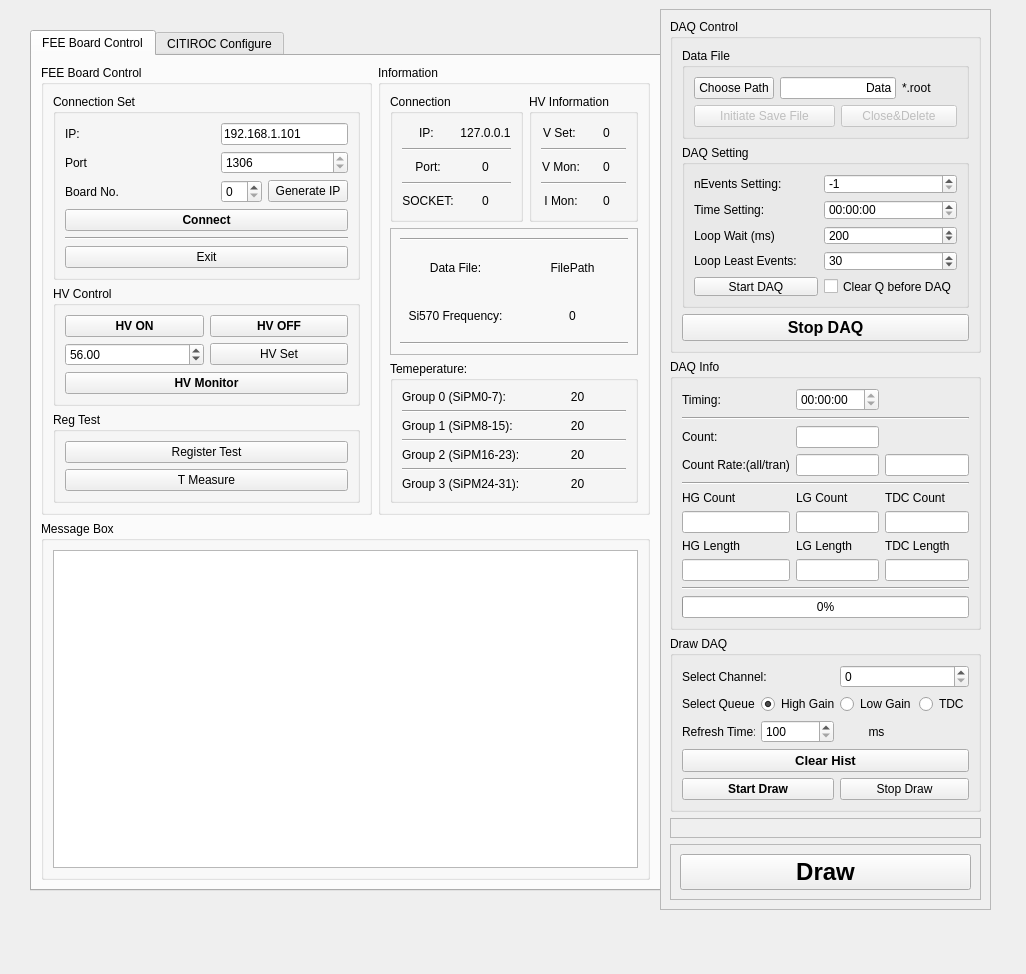
First picture: the form in src/FEEControlWidget.ui, repository HelloUSTC114/FEEBoardGUI, before the edit.
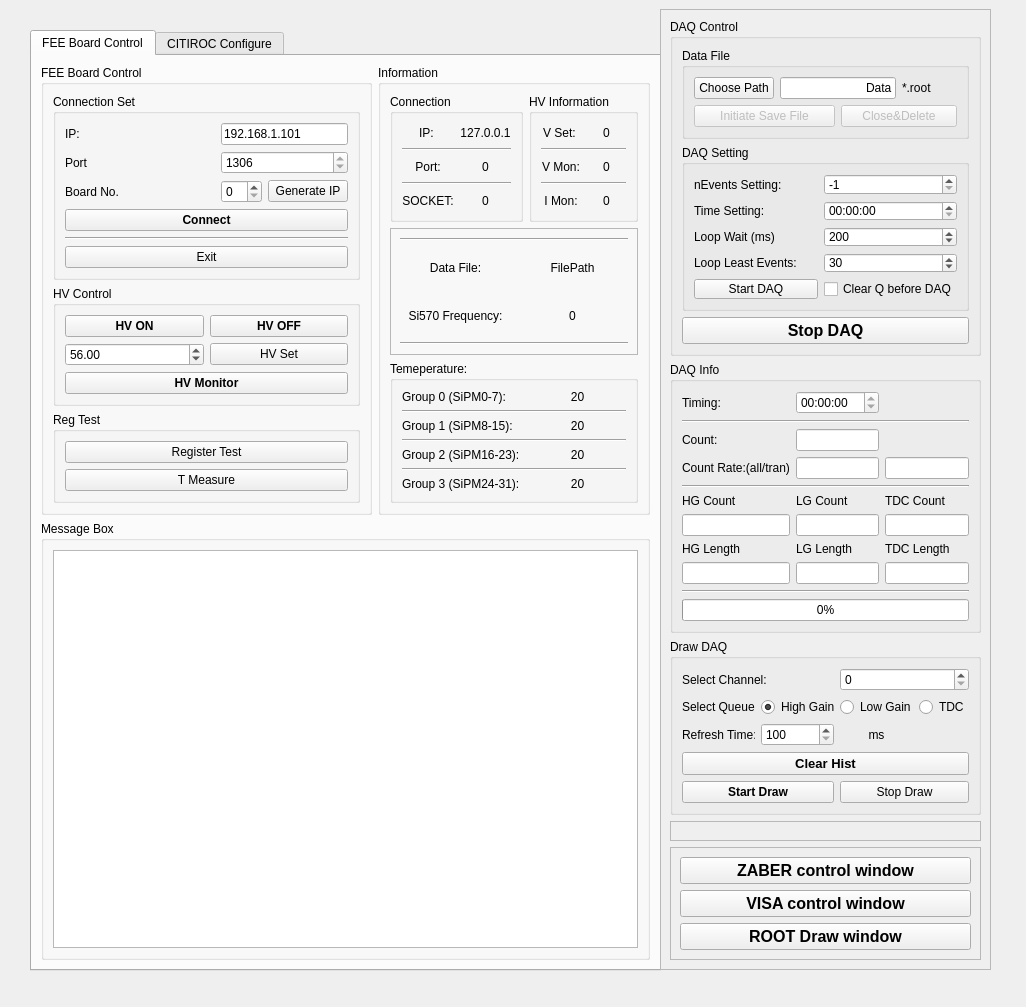
Second picture: the form after the edit.

Commit message: Add Zaber control, VISA control compiler options in CMakeLists.txt

Diff of the .ui file:
```diff
--- a/src/FEEControlWidget.ui
+++ b/src/FEEControlWidget.ui
@@ -7,7 +7,7 @@
     <x>0</x>
     <y>0</y>
     <width>1026</width>
-    <height>974</height>
+    <height>1007</height>
    </rect>
   </property>
   <property name="windowTitle">
@@ -22,7 +22,7 @@
      <x>30</x>
      <y>30</y>
      <width>631</width>
-     <height>861</height>
+     <height>941</height>
     </rect>
    </property>
    <property name="contextMenuPolicy">
@@ -1032,7 +1032,7 @@
      <x>660</x>
      <y>9</y>
      <width>331</width>
-     <height>901</height>
+     <height>961</height>
     </rect>
    </property>
    <property name="frameShape">
@@ -1246,16 +1246,42 @@
        <enum>QFrame::Raised</enum>
       </property>
       <layout class="QGridLayout" name="gridLayout_16">
-       <item row="0" column="0">
+       <item row="1" column="0">
+        <widget class="QPushButton" name="btnVISAControl">
+         <property name="font">
+          <font>
+           <pointsize>12</pointsize>
+           <bold>true</bold>
+          </font>
+         </property>
+         <property name="text">
+          <string>VISA control window</string>
+         </property>
+        </widget>
+       </item>
+       <item row="2" column="0">
         <widget class="QPushButton" name="btnDraw">
          <property name="font">
           <font>
-           <pointsize>18</pointsize>
+           <pointsize>12</pointsize>
            <bold>true</bold>
           </font>
          </property>
          <property name="text">
-          <string>Draw</string>
+          <string>ROOT Draw window</string>
+         </property>
+        </widget>
+       </item>
+       <item row="0" column="0">
+        <widget class="QPushButton" name="btnZaberControl">
+         <property name="font">
+          <font>
+           <pointsize>12</pointsize>
+           <bold>true</bold>
+          </font>
+         </property>
+         <property name="text">
+          <string>ZABER control window</string>
          </property>
         </widget>
        </item>
```
The commit also changes 9 other files.
